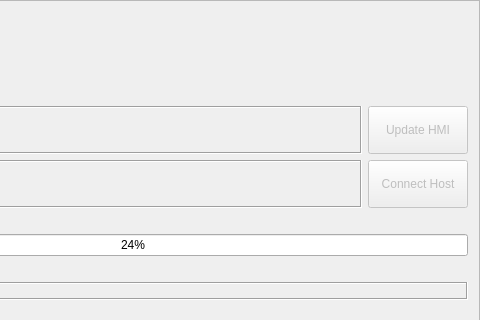
Above: hcmaintains/icupdatesystem.ui from GaussCheng/2-5AxisPunch before the change; both pictures show x 214 to 694 and y 0 to 320 of the 694 by 448 pixel window. Below: the same form after it.
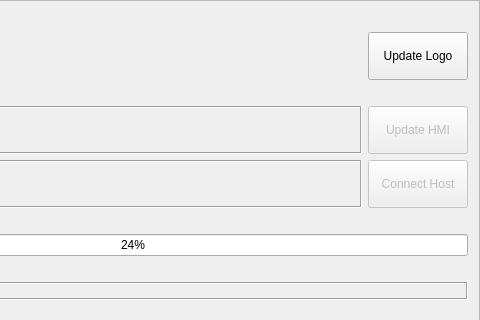
That is the form after the change.

Commit message: 1.添加更新logo的功能

What changed in the file:
```diff
--- a/hcmaintains/icupdatesystem.ui
+++ b/hcmaintains/icupdatesystem.ui
@@ -335,6 +335,31 @@
      </property>
     </spacer>
    </item>
+   <item row="1" column="6">
+    <widget class="QToolButton" name="updateLogoButton">
+     <property name="sizePolicy">
+      <sizepolicy hsizetype="Preferred" vsizetype="Preferred">
+       <horstretch>0</horstretch>
+       <verstretch>0</verstretch>
+      </sizepolicy>
+     </property>
+     <property name="minimumSize">
+      <size>
+       <width>100</width>
+       <height>48</height>
+      </size>
+     </property>
+     <property name="maximumSize">
+      <size>
+       <width>100</width>
+       <height>16777215</height>
+      </size>
+     </property>
+     <property name="text">
+      <string>Update Logo</string>
+     </property>
+    </widget>
+   </item>
   </layout>
  </widget>
  <resources/>
```
The commit also changes 14 other files.
